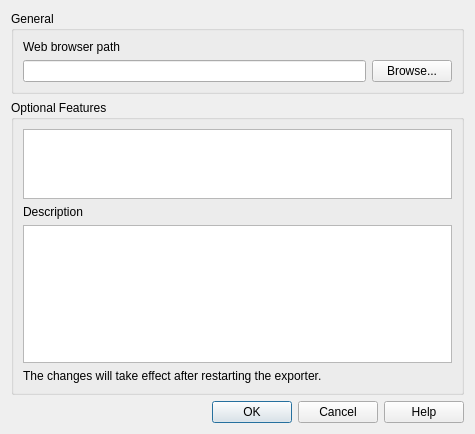
Qt form gui/ui/settingsdialog.ui (minorua/Qgis2threejs) before a commit.
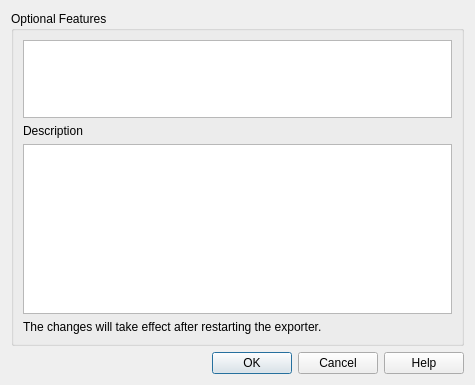
The same form after that commit.

Commit message: remove browser path setting from plugin settings dialog (refs #424)

```diff
--- a/gui/ui/settingsdialog.ui
+++ b/gui/ui/settingsdialog.ui
@@ -7,43 +7,13 @@
     <x>0</x>
     <y>0</y>
     <width>475</width>
-    <height>434</height>
+    <height>385</height>
    </rect>
   </property>
   <property name="windowTitle">
    <string>Qgis2threejs Exporter Settings</string>
   </property>
   <layout class="QVBoxLayout" name="verticalLayout_3">
-   <item>
-    <widget class="QGroupBox" name="groupBox">
-     <property name="title">
-      <string>General</string>
-     </property>
-     <layout class="QVBoxLayout" name="verticalLayout_2">
-      <item>
-       <widget class="QLabel" name="label">
-        <property name="text">
-         <string>Web browser path</string>
-        </property>
-       </widget>
-      </item>
-      <item>
-       <layout class="QHBoxLayout" name="horizontalLayout">
-        <item>
-         <widget class="QLineEdit" name="lineEdit_BrowserPath"/>
-        </item>
-        <item>
-         <widget class="QPushButton" name="pushButton_Browse">
-          <property name="text">
-           <string>Browse...</string>
-          </property>
-         </widget>
-        </item>
-       </layout>
-      </item>
-     </layout>
-    </widget>
-   </item>
    <item>
     <widget class="QGroupBox" name="groupBox_2">
      <property name="title">
```
Left out of the diff: 6 changed lines with no effect on the pictures. The commit also changes 3 other files.
